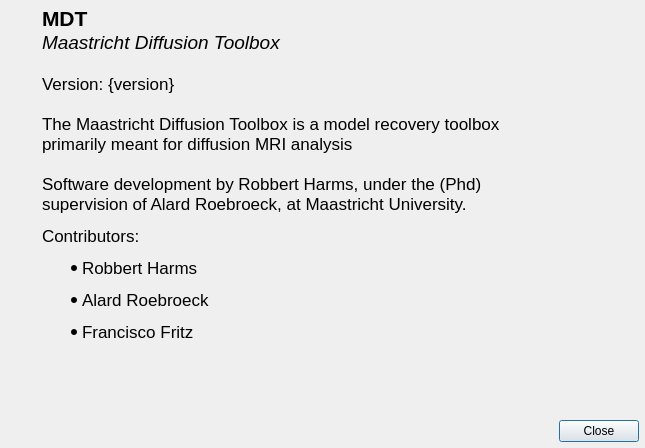
First picture: the form in mdt/data/qt_designs/about_dialog.ui, repository robbert-harms/MDT, before the edit.
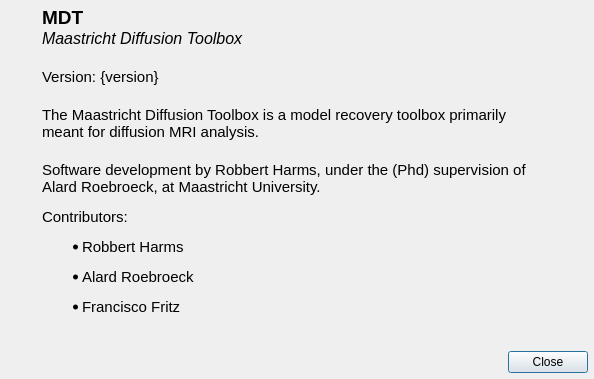
Second picture: the form after the edit. Icons and pictures are not drawn.

```diff
--- a/mdt/data/qt_designs/about_dialog.ui
+++ b/mdt/data/qt_designs/about_dialog.ui
@@ -6,8 +6,8 @@
    <rect>
     <x>0</x>
     <y>0</y>
-    <width>645</width>
-    <height>448</height>
+    <width>594</width>
+    <height>379</height>
    </rect>
   </property>
   <property name="windowTitle">
@@ -73,7 +73,7 @@
         <widget class="QLabel" name="label">
          <property name="font">
           <font>
-           <pointsize>16</pointsize>
+           <pointsize>14</pointsize>
            <weight>75</weight>
            <bold>true</bold>
           </font>
@@ -87,7 +87,7 @@
         <widget class="QLabel" name="label_3">
          <property name="font">
           <font>
-           <pointsize>14</pointsize>
+           <pointsize>12</pointsize>
            <italic>true</italic>
           </font>
          </property>
@@ -106,18 +106,23 @@
          </property>
          <item>
           <widget class="QLabel" name="contentLabel">
+           <property name="font">
+            <font>
+             <pointsize>11</pointsize>
+            </font>
+           </property>
            <property name="text">
             <string>&lt;!DOCTYPE HTML PUBLIC &quot;-//W3C//DTD HTML 4.0//EN&quot; &quot;http://www.w3.org/TR/REC-html40/strict.dtd&quot;&gt;
 &lt;html&gt;&lt;head&gt;&lt;meta name=&quot;qrichtext&quot; content=&quot;1&quot; /&gt;&lt;style type=&quot;text/css&quot;&gt;
 p, li { white-space: pre-wrap; }
-&lt;/style&gt;&lt;/head&gt;&lt;body style=&quot; font-family:'Droid Sans'; font-size:10pt; font-weight:400; font-style:normal;&quot;&gt;
-&lt;p style=&quot; margin-top:12px; margin-bottom:12px; margin-left:0px; margin-right:0px; -qt-block-indent:0; text-indent:0px;&quot;&gt;&lt;span style=&quot; font-family:'Noto Sans'; font-size:13pt;&quot;&gt;Version: {version}&lt;/span&gt;&lt;/p&gt;
-&lt;p style=&quot; margin-top:20px; margin-bottom:12px; margin-left:0px; margin-right:0px; -qt-block-indent:0; text-indent:0px;&quot;&gt;&lt;span style=&quot; font-family:'Noto Sans'; font-size:13pt;&quot;&gt;The Maastricht Diffusion Toolbox is a model recovery toolbox primarily meant for diffusion MRI analysis&lt;/span&gt;&lt;/p&gt;
-&lt;p style=&quot; margin-top:20px; margin-bottom:12px; margin-left:0px; margin-right:0px; -qt-block-indent:0; text-indent:0px;&quot;&gt;&lt;span style=&quot; font-family:'Noto Sans'; font-size:13pt;&quot;&gt;Software development by Robbert Harms, under the (Phd) supervision of Alard Roebroeck, at Maastricht University.&lt;/span&gt;&lt;/p&gt;
-&lt;p style=&quot; margin-top:12px; margin-bottom:12px; margin-left:0px; margin-right:0px; -qt-block-indent:0; text-indent:0px;&quot;&gt;&lt;span style=&quot; font-family:'Noto Sans'; font-size:13pt;&quot;&gt;Contributors:&lt;/span&gt;&lt;/p&gt;
-&lt;ul style=&quot;margin-top: 0px; margin-bottom: 0px; margin-left: 0px; margin-right: 0px; -qt-list-indent: 1;&quot;&gt;&lt;li style=&quot; font-family:'Noto Sans'; font-size:13pt;&quot; style=&quot; margin-top:12px; margin-bottom:12px; margin-left:0px; margin-right:0px; -qt-block-indent:0; text-indent:0px;&quot;&gt;Robbert Harms&lt;/li&gt;
-&lt;li style=&quot; font-family:'Noto Sans'; font-size:13pt;&quot; style=&quot; margin-top:12px; margin-bottom:12px; margin-left:0px; margin-right:0px; -qt-block-indent:0; text-indent:0px;&quot;&gt;Alard Roebroeck&lt;/li&gt;
-&lt;li style=&quot; font-family:'Noto Sans'; font-size:13pt;&quot; style=&quot; margin-top:12px; margin-bottom:12px; margin-left:0px; margin-right:0px; -qt-block-indent:0; text-indent:0px;&quot;&gt;Francisco Fritz&lt;/li&gt;&lt;/ul&gt;&lt;/body&gt;&lt;/html&gt;</string>
+&lt;/style&gt;&lt;/head&gt;&lt;body style=&quot; font-family:'Droid Sans'; font-size:9pt; font-weight:400; font-style:normal;&quot;&gt;
+&lt;p style=&quot; margin-top:12px; margin-bottom:12px; margin-left:0px; margin-right:0px; -qt-block-indent:0; text-indent:0px;&quot;&gt;&lt;span style=&quot; font-size:11pt;&quot;&gt;Version: {version}&lt;/span&gt;&lt;/p&gt;
+&lt;p style=&quot; margin-top:20px; margin-bottom:12px; margin-left:0px; margin-right:0px; -qt-block-indent:0; text-indent:0px;&quot;&gt;&lt;span style=&quot; font-size:11pt;&quot;&gt;The Maastricht Diffusion Toolbox is a model recovery toolbox primarily meant for diffusion MRI analysis.&lt;/span&gt;&lt;/p&gt;
+&lt;p style=&quot; margin-top:20px; margin-bottom:12px; margin-left:0px; margin-right:0px; -qt-block-indent:0; text-indent:0px;&quot;&gt;&lt;span style=&quot; font-size:11pt;&quot;&gt;Software development by Robbert Harms, under the (Phd) supervision of Alard Roebroeck, at Maastricht University.&lt;/span&gt;&lt;/p&gt;
+&lt;p style=&quot; margin-top:12px; margin-bottom:12px; margin-left:0px; margin-right:0px; -qt-block-indent:0; text-indent:0px;&quot;&gt;&lt;span style=&quot; font-size:11pt;&quot;&gt;Contributors:&lt;/span&gt;&lt;/p&gt;
+&lt;ul style=&quot;margin-top: 0px; margin-bottom: 0px; margin-left: 0px; margin-right: 0px; -qt-list-indent: 1;&quot;&gt;&lt;li style=&quot; font-size:11pt;&quot; style=&quot; margin-top:12px; margin-bottom:12px; margin-left:0px; margin-right:0px; -qt-block-indent:0; text-indent:0px;&quot;&gt;Robbert Harms&lt;/li&gt;
+&lt;li style=&quot; font-size:11pt;&quot; style=&quot; margin-top:12px; margin-bottom:12px; margin-left:0px; margin-right:0px; -qt-block-indent:0; text-indent:0px;&quot;&gt;Alard Roebroeck&lt;/li&gt;
+&lt;li style=&quot; font-size:11pt;&quot; style=&quot; margin-top:12px; margin-bottom:12px; margin-left:0px; margin-right:0px; -qt-block-indent:0; text-indent:0px;&quot;&gt;Francisco Fritz&lt;/li&gt;&lt;/ul&gt;&lt;/body&gt;&lt;/html&gt;</string>
            </property>
            <property name="textFormat">
             <enum>Qt::RichText</enum>
```
